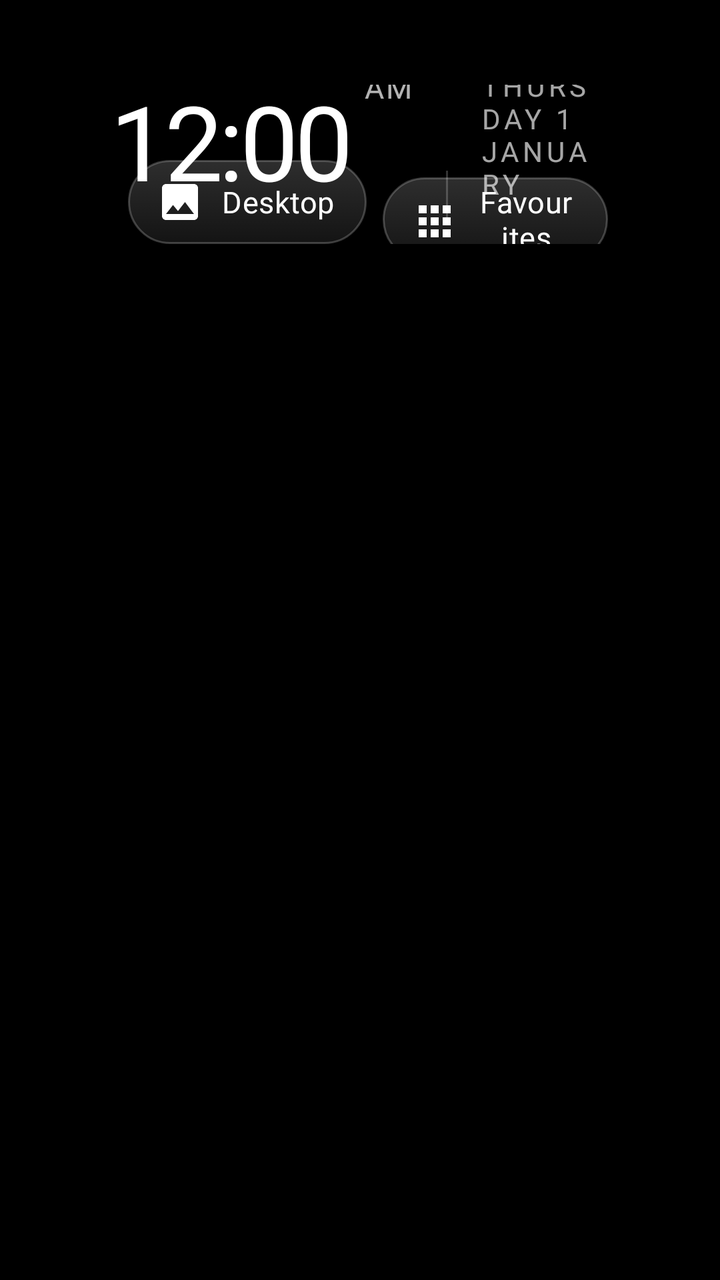
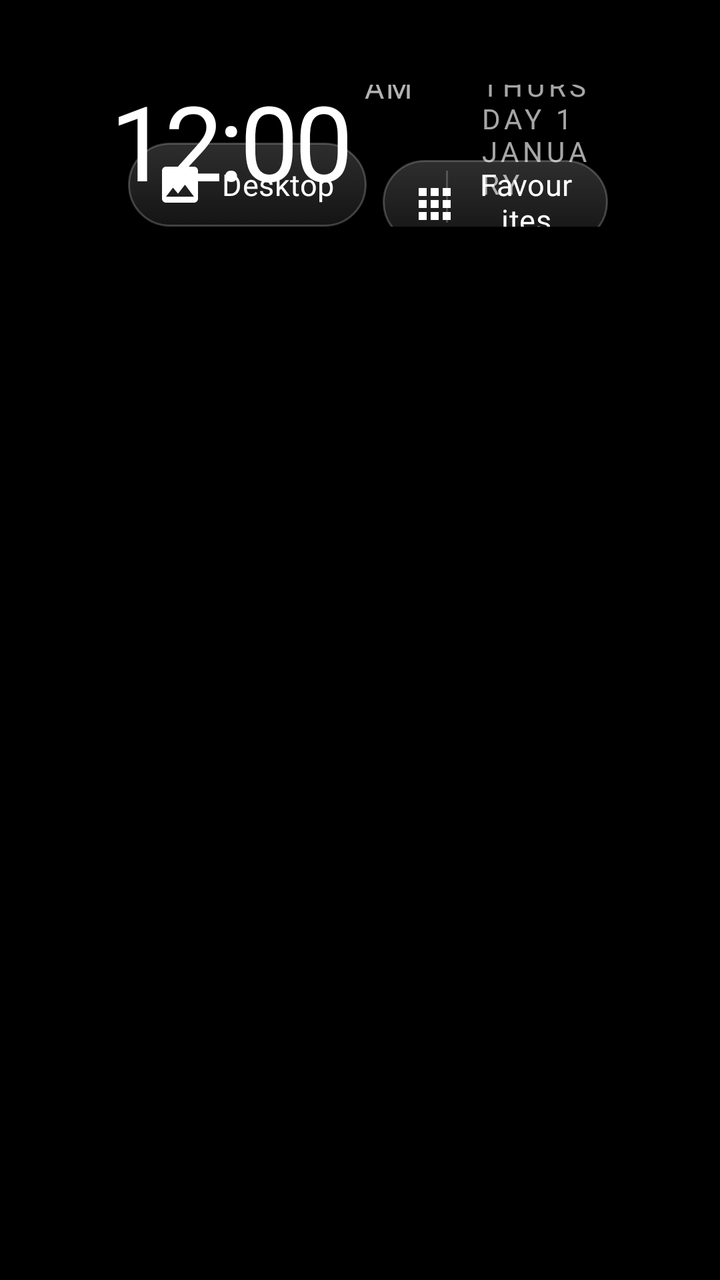

The first picture is an Android layout as it rendered before a commit; the second is the same layout after the commit. The layout source and the unified diff follow.
<!-- AndroidManifest.xml: application theme Theme.TvHome -->
<!-- res/layout/activity_main.xml -->
<?xml version="1.0" encoding="utf-8"?>
<FrameLayout xmlns:android="http://schemas.android.com/apk/res/android"
    android:id="@+id/root"
    android:layout_width="match_parent"
    android:layout_height="match_parent"
    android:background="#FF000000">

    
    <View
        android:id="@+id/ambient"
        android:layout_width="match_parent"
        android:layout_height="match_parent"
        android:alpha="0" />

    
    <TextView
        android:id="@+id/heroName"
        android:layout_width="wrap_content"
        android:layout_height="wrap_content"
        android:layout_marginStart="68dp"
        android:alpha="0"
        android:textColor="#FFFFFFFF"
        android:textSize="48sp"
        android:fontFamily="@font/outfit"
        android:fontVariationSettings="'wght' 300"
        android:letterSpacing="-0.02"
        android:includeFontPadding="false"
        android:singleLine="true" />

    <LinearLayout
        android:layout_width="match_parent"
        android:layout_height="match_parent"
        android:orientation="vertical"
        android:paddingStart="56dp"
        android:paddingEnd="56dp"
        android:paddingTop="26dp">

        <RelativeLayout
            android:layout_width="match_parent"
            android:layout_height="wrap_content">

            <LinearLayout
                android:id="@+id/leftBlock"
                android:layout_width="wrap_content"
                android:layout_height="wrap_content"
                android:layout_alignParentStart="true"
                android:orientation="vertical">

                <TextView
                    android:id="@+id/greeting"
                    android:layout_width="wrap_content"
                    android:layout_height="wrap_content"
                    android:layout_marginStart="4dp"
                    android:textColor="#8CFFFFFF"
                    android:textSize="12sp"
                    android:fontFamily="@font/outfit"
                    android:fontVariationSettings="'wght' 500"
                    android:letterSpacing="0.22"
                    android:textAllCaps="true" />

                <LinearLayout
                    android:layout_width="wrap_content"
                    android:layout_height="wrap_content"
                    android:orientation="horizontal"
                    android:baselineAligned="true">

                    <TextClock
                        android:id="@+id/clock"
                        android:layout_width="wrap_content"
                        android:layout_height="wrap_content"
                        android:format12Hour="h:mm"
                        android:format24Hour="HH:mm"
                        android:textColor="#FFFFFFFF"
                        android:textSize="52sp"
                        android:fontFamily="@font/outfit"
                        android:fontVariationSettings="'wght' 300"
                        android:letterSpacing="-0.04"
                        android:includeFontPadding="false" />

                    <TextClock
                        android:id="@+id/ampm"
                        android:layout_width="wrap_content"
                        android:layout_height="wrap_content"
                        android:layout_marginStart="6dp"
                        android:layout_gravity="bottom"
                        android:layout_marginBottom="8dp"
                        android:format12Hour="a"
                        android:format24Hour=""
                        android:textColor="#B3FFFFFF"
                        android:textSize="15sp"
                        android:fontFamily="@font/outfit"
                        android:fontVariationSettings="'wght' 500"
                        android:letterSpacing="0.08"
                        android:textAllCaps="true" />

                    <View
                        android:layout_width="1dp"
                        android:layout_height="26dp"
                        android:layout_gravity="bottom"
                        android:layout_marginStart="16dp"
                        android:layout_marginEnd="16dp"
                        android:layout_marginBottom="8dp"
                        android:background="#33FFFFFF" />

                    <TextClock
                        android:id="@+id/date"
                        android:layout_width="wrap_content"
                        android:layout_height="wrap_content"
                        android:layout_gravity="bottom"
                        android:layout_marginBottom="9dp"
                        android:format12Hour="@string/date_format"
                        android:format24Hour="@string/date_format"
                        android:textColor="#A6FFFFFF"
                        android:textSize="14sp"
                        android:fontFamily="@font/outfit"
                        android:fontVariationSettings="'wght' 400"
                        android:letterSpacing="0.14"
                        android:textAllCaps="true" />
                </LinearLayout>

                
                <LinearLayout
                    android:id="@+id/weatherLine"
                    android:layout_width="wrap_content"
                    android:layout_height="wrap_content"
                    android:layout_marginTop="9dp"
                    android:orientation="horizontal"
                    android:gravity="center_vertical"
                    android:background="@drawable/input_row_bg"
                    android:paddingStart="9dp"
                    android:paddingEnd="12dp"
                    android:paddingTop="4dp"
                    android:paddingBottom="4dp"
                    android:focusable="true"
                    android:focusableInTouchMode="true"
                    android:nextFocusRight="@+id/btnWallpaper"
                    android:visibility="gone">

                    <ImageView
                        android:id="@+id/weatherIcon"
                        android:layout_width="19dp"
                        android:layout_height="19dp"
                        android:layout_marginEnd="7dp"
                        android:duplicateParentState="true"
                        android:tint="@drawable/pill_text"
                        android:contentDescription="@null" />

                    <TextView
                        android:id="@+id/weatherText"
                        android:layout_width="wrap_content"
                        android:layout_height="wrap_content"
                        android:duplicateParentState="true"
                        android:textColor="@drawable/pill_text"
                        android:textSize="14sp"
                        android:fontFamily="@font/outfit"
                        android:fontVariationSettings="'wght' 400"
                        android:letterSpacing="0.04" />
                </LinearLayout>
            </LinearLayout>

            <LinearLayout
                android:id="@+id/topButtons"
                android:layout_width="wrap_content"
                android:layout_height="wrap_content"
                android:layout_alignParentEnd="true"
                android:layout_alignParentTop="true"
                android:layout_marginTop="54dp"
                android:orientation="horizontal">

                <TextView
                    android:id="@+id/btnWallpaper"
                    style="@style/TopButton"
                    android:text="@string/desktop"
                    android:drawableStart="@drawable/ic_wallpaper"
                    android:nextFocusLeft="@+id/weatherLine"
                    android:nextFocusDown="@+id/grid" />

                <TextView
                    android:id="@+id/btnDock"
                    style="@style/TopButton"
                    android:text="@string/favourites"
                    android:drawableStart="@drawable/ic_dock"
                    android:nextFocusDown="@+id/grid" />

                <TextView
                    android:id="@+id/btnInputs"
                    style="@style/TopButton"
                    android:text="@string/inputs"
                    android:drawableStart="@drawable/ic_input"
                    android:nextFocusDown="@+id/grid" />

                <TextView
                    android:id="@+id/btnWifi"
                    style="@style/TopButton"
                    android:text="@string/wifi"
                    android:drawableStart="@drawable/ic_wifi"
                    android:nextFocusDown="@+id/grid" />

                <TextView
                    android:id="@+id/btnSettings"
                    style="@style/TopButton"
                    android:text="@string/settings"
                    android:drawableStart="@drawable/ic_settings"
                    android:nextFocusDown="@+id/grid" />
            </LinearLayout>
        </RelativeLayout>

        
        <FrameLayout
            android:layout_width="match_parent"
            android:layout_height="0dp"
            android:layout_weight="1"
            android:layout_marginTop="10dp">

            <androidx.recyclerview.widget.RecyclerView
                android:id="@+id/grid"
                android:layout_width="match_parent"
                android:layout_height="match_parent"
                android:paddingTop="10dp"
                android:paddingBottom="40dp"
                android:clipToPadding="false"
                android:clipChildren="false"
                android:overScrollMode="never"
                android:scrollbars="none"
                android:descendantFocusability="afterDescendants" />
        </FrameLayout>
    </LinearLayout>

    
    <com.gathin.tvhome.GlassView
        android:id="@+id/glass"
        android:layout_width="10dp"
        android:layout_height="10dp"
        android:alpha="0"
        android:importantForAccessibility="no" />
</FrameLayout>
<!-- resources referenced by this layout -->
<resources>
  <!-- drawable ic_dock (drawable) -->
  <vector xmlns:android="http://schemas.android.com/apk/res/android"
      android:width="24dp"
      android:height="24dp"
      android:viewportWidth="24"
      android:viewportHeight="24"
      android:tint="#FFFFFFFF">
      <path
          android:fillColor="#FFFFFFFF"
          android:pathData="M4,5h4v4H4zM10,5h4v4h-4zM16,5h4v4h-4zM4,11h4v4H4zM10,11h4v4h-4zM16,11h4v4h-4zM4,17h4v4H4zM10,17h4v4h-4zM16,17h4v4h-4z" />
  </vector>
  <!-- drawable ic_input (drawable) -->
  <?xml version="1.0" encoding="utf-8"?>
  <vector xmlns:android="http://schemas.android.com/apk/res/android"
      android:width="22dp" android:height="22dp"
      android:viewportWidth="24" android:viewportHeight="24">
      <path android:fillColor="#FFFFFFFF"
          android:pathData="M18,7V4c0,-1.1 -0.9,-2 -2,-2H8C6.9,2 6,2.9 6,4v3H5v6l3,6v3h8v-3l3,-6V7H18zM8,4h8v3h-2V5h-1v2h-2V5h-1v2H8V4z" />
  </vector>
  <!-- drawable ic_wallpaper (drawable) -->
  <vector xmlns:android="http://schemas.android.com/apk/res/android"
      android:width="24dp"
      android:height="24dp"
      android:viewportWidth="24"
      android:viewportHeight="24"
      android:tint="#FFFFFFFF">
      <path
          android:fillColor="#FFFFFFFF"
          android:pathData="M21,19V5c0,-1.1 -0.9,-2 -2,-2H5c-1.1,0 -2,0.9 -2,2v14c0,1.1 0.9,2 2,2h14c1.1,0 2,-0.9 2,-2zM8.5,13.5l2.5,3.01L14.5,12l4.5,6H5l3.5,-4.5z" />
  </vector>
  <!-- drawable ic_wifi (drawable) -->
  <?xml version="1.0" encoding="utf-8"?>
  <vector xmlns:android="http://schemas.android.com/apk/res/android"
      android:width="22dp" android:height="22dp"
      android:viewportWidth="24" android:viewportHeight="24">
      <path android:fillColor="#FFFFFFFF"
          android:pathData="M1,9l2,2c4.97,-4.97 13.03,-4.97 18,0l2,-2C16.93,2.93 7.08,2.93 1,9zM9,17l3,3 3,-3c-1.65,-1.66 -4.34,-1.66 -6,0zM5,13l2,2c2.76,-2.76 7.24,-2.76 10,0l2,-2C15.14,9.14 8.87,9.14 5,13z" />
  </vector>
  <!-- drawable input_row_bg (drawable) -->
  <?xml version="1.0" encoding="utf-8"?>
  <selector xmlns:android="http://schemas.android.com/apk/res/android">
      <item android:state_focused="true">
          <shape android:shape="rectangle">
              <solid android:color="#F5FFFFFF" />
              <corners android:radius="13dp" />
          </shape>
      </item>
      <item>
          <shape android:shape="rectangle">
              <solid android:color="#00000000" />
              <corners android:radius="13dp" />
          </shape>
      </item>
  </selector>
  <!-- drawable pill_text (drawable) -->
  <?xml version="1.0" encoding="utf-8"?>
  <selector xmlns:android="http://schemas.android.com/apk/res/android">
      <item android:state_focused="true" android:color="#FF111111" />
      <item android:color="#FFFFFFFF" />
  </selector>
  <string name="date_format">EEEE  d MMMM</string>
  <string name="desktop">Desktop</string>
  <string name="favourites">Favourites</string>
  <string name="inputs">Inputs</string>
  <string name="settings">Settings</string>
  <string name="wifi">Wi-Fi</string>
  <style name="Theme.TvHome" parent="android:Theme.Material.NoActionBar.Fullscreen">
          <item name="android:windowBackground">@android:color/black</item>
          <item name="android:colorBackground">@android:color/black</item>
          <item name="android:windowAnimationStyle">@null</item>
      </style>
  <!-- drawable pill_bg (drawable) -->
  <?xml version="1.0" encoding="utf-8"?>
  <selector xmlns:android="http://schemas.android.com/apk/res/android">
      <item android:state_focused="true">
          <shape android:shape="rectangle">
              <solid android:color="#F5FFFFFF" />
              <corners android:radius="21dp" />
          </shape>
      </item>
      <item>
          <shape android:shape="rectangle">
              <gradient android:angle="270" android:startColor="#2EFFFFFF" android:endColor="#14FFFFFF" />
              <stroke android:width="1dp" android:color="#38FFFFFF" />
              <corners android:radius="21dp" />
          </shape>
      </item>
  </selector>
  <!-- unchanged entries left out for length: 2 -->
</resources>

<!-- the commit's change to res/layout/activity_main.xml (unified diff, before → after) -->
@@ -39,17 +39,12 @@
             android:layout_width="match_parent"
             android:layout_height="wrap_content">
 
-            <LinearLayout
-                android:id="@+id/leftBlock"
-                android:layout_width="wrap_content"
-                android:layout_height="wrap_content"
-                android:layout_alignParentStart="true"
-                android:orientation="vertical">
 
                 <TextView
                     android:id="@+id/greeting"
                     android:layout_width="wrap_content"
                     android:layout_height="wrap_content"
+                    android:layout_alignParentStart="true"
                     android:layout_marginStart="4dp"
                     android:textColor="#8CFFFFFF"
                     android:textSize="12sp"
@@ -59,8 +54,11 @@
                     android:textAllCaps="true" />
 
                 <LinearLayout
+                    android:id="@+id/clockRow"
                     android:layout_width="wrap_content"
                     android:layout_height="wrap_content"
+                    android:layout_alignParentStart="true"
+                    android:layout_below="@id/greeting"
                     android:orientation="horizontal"
                     android:baselineAligned="true">
 
@@ -118,53 +116,55 @@
                         android:textAllCaps="true" />
                 </LinearLayout>
 
-                
-                <LinearLayout
-                    android:id="@+id/weatherLine"
-                    android:layout_width="wrap_content"
-                    android:layout_height="wrap_content"
-                    android:layout_marginTop="9dp"
-                    android:orientation="horizontal"
-                    android:gravity="center_vertical"
-                    android:background="@drawable/input_row_bg"
-                    android:paddingStart="9dp"
-                    android:paddingEnd="12dp"
-                    android:paddingTop="4dp"
-                    android:paddingBottom="4dp"
-                    android:focusable="true"
-                    android:focusableInTouchMode="true"
-                    android:nextFocusRight="@+id/btnWallpaper"
-                    android:visibility="gone">
-
-                    <ImageView
-                        android:id="@+id/weatherIcon"
-                        android:layout_width="19dp"
-                        android:layout_height="19dp"
-                        android:layout_marginEnd="7dp"
-                        android:duplicateParentState="true"
-                        android:tint="@drawable/pill_text"
-                        android:contentDescription="@null" />
-
-                    <TextView
-                        android:id="@+id/weatherText"
-                        android:layout_width="wrap_content"
-                        android:layout_height="wrap_content"
-                        android:duplicateParentState="true"
-                        android:textColor="@drawable/pill_text"
-                        android:textSize="14sp"
-                        android:fontFamily="@font/outfit"
-                        android:fontVariationSettings="'wght' 400"
-                        android:letterSpacing="0.04" />
-                </LinearLayout>
-            </LinearLayout>
+        
+    <LinearLayout
+        android:id="@+id/weatherLine"
+        android:layout_width="wrap_content"
+        android:layout_height="wrap_content"
+        android:layout_alignParentStart="true"
+        android:layout_below="@id/clockRow"
+        android:layout_marginTop="9dp"
+        android:orientation="horizontal"
+        android:gravity="center_vertical"
+        android:background="@drawable/input_row_bg"
+        android:paddingStart="9dp"
+        android:paddingEnd="12dp"
+        android:paddingTop="4dp"
+        android:paddingBottom="4dp"
+        android:focusable="true"
+        android:focusableInTouchMode="true"
+        android:nextFocusRight="@+id/btnWallpaper"
+        android:visibility="gone">
+
+        <ImageView
+            android:id="@+id/weatherIcon"
+            android:layout_width="19dp"
+            android:layout_height="19dp"
+            android:layout_marginEnd="7dp"
+            android:duplicateParentState="true"
+            android:tint="@drawable/pill_text"
+            android:contentDescription="@null" />
+
+        <TextView
+            android:id="@+id/weatherText"
+            android:layout_width="wrap_content"
+            android:layout_height="wrap_content"
+            android:duplicateParentState="true"
+            android:textColor="@drawable/pill_text"
+            android:textSize="14sp"
+            android:fontFamily="@font/outfit"
+            android:fontVariationSettings="'wght' 400"
+            android:letterSpacing="0.04" />
+    </LinearLayout>
+           >
 
             <LinearLayout
                 android:id="@+id/topButtons"
                 android:layout_width="wrap_content"
                 android:layout_height="wrap_content"
                 android:layout_alignParentEnd="true"
-                android:layout_alignParentTop="true"
-                android:layout_marginTop="54dp"
+                android:layout_alignBottom="@id/clockRow"
+                android:layout_marginBottom="6dp"
                 android:orientation="horizontal">
 
                 <TextView
@@ -203,6 +203,8 @@
                     android:drawableStart="@drawable/ic_settings"
                     android:nextFocusDown="@+id/grid" />
             </LinearLayout>
+
+
         </RelativeLayout>
 
         
